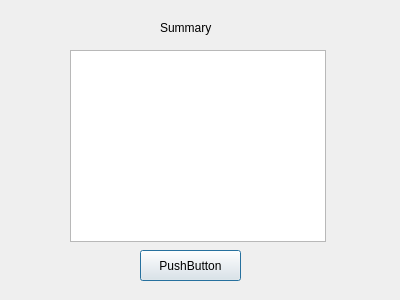
Qt form screens/summary.ui (LC-GHub/tenz-capstone-project) before a commit.
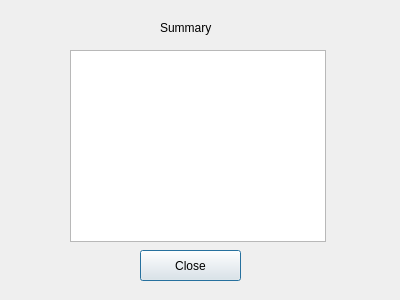
The same form after that commit.

Commit message: edited: added summary screen, change shock to .5 sleep

```diff
--- a/screens/summary.ui
+++ b/screens/summary.ui
@@ -33,7 +33,7 @@
     </rect>
    </property>
    <property name="text">
-    <string>PushButton</string>
+    <string>Close</string>
    </property>
   </widget>
   <widget class="QLabel" name="label">
```
Left out of the diff: 2 changed lines with no effect on the pictures. The commit also changes 3 other files.
